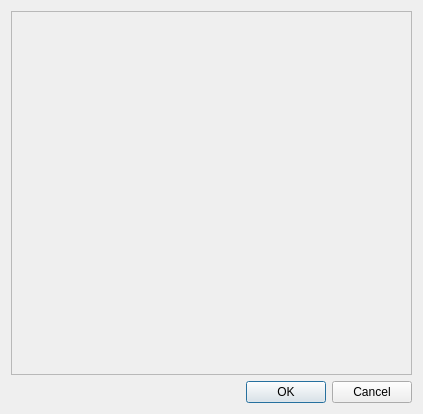
Before: the Qt Designer form ui/VariablePreparationDialog.ui in ETHZ-INS/Flow3R, drawn with Qt 5.
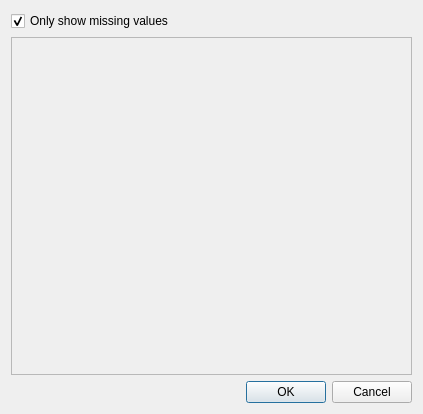
After: the same form once the commit is applied.

Commit message: UI for defining variables and dialog for filling missing values

What changed in the file:
```diff
--- a/ui/VariablePreparationDialog.ui
+++ b/ui/VariablePreparationDialog.ui
@@ -14,6 +14,16 @@
    <string>Dialog</string>
   </property>
   <layout class="QVBoxLayout" name="verticalLayout">
+   <item>
+    <widget class="QCheckBox" name="chb_hide_filled">
+     <property name="text">
+      <string>Only show missing values</string>
+     </property>
+     <property name="checked">
+      <bool>true</bool>
+     </property>
+    </widget>
+   </item>
    <item>
     <widget class="QScrollArea" name="scrollArea">
      <property name="widgetResizable">
@@ -25,7 +35,7 @@
         <x>0</x>
         <y>0</y>
         <width>403</width>
-        <height>364</height>
+        <height>338</height>
        </rect>
       </property>
       <layout class="QFormLayout" name="formLayout"/>
```
The commit also changes 19 other files.
